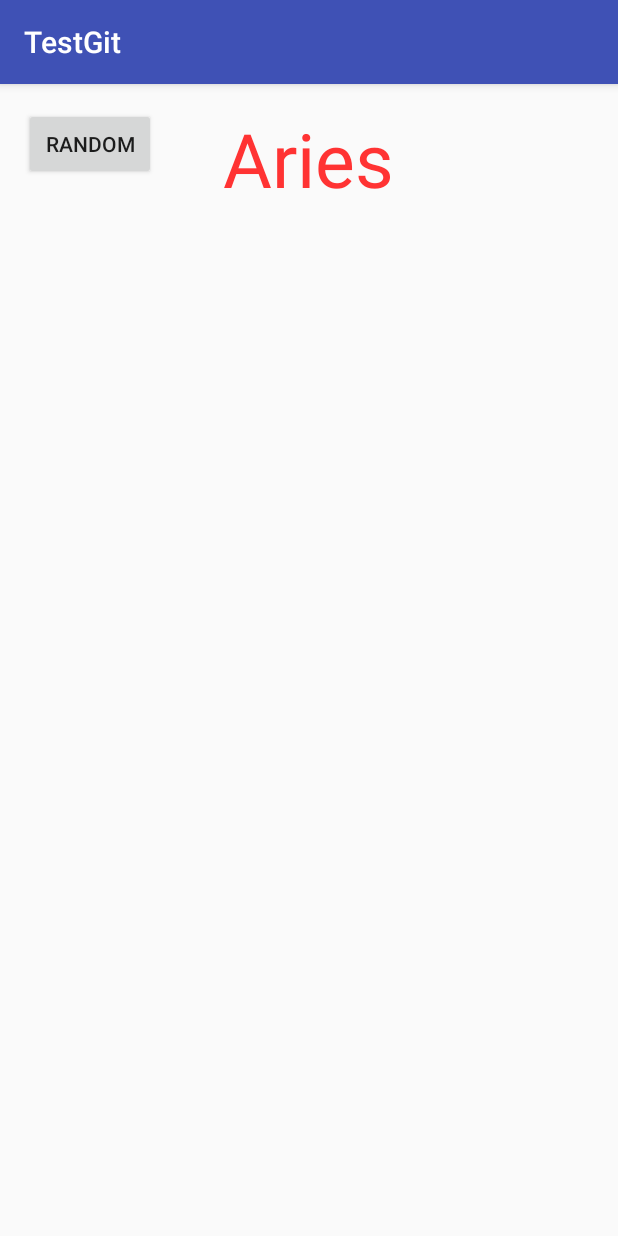
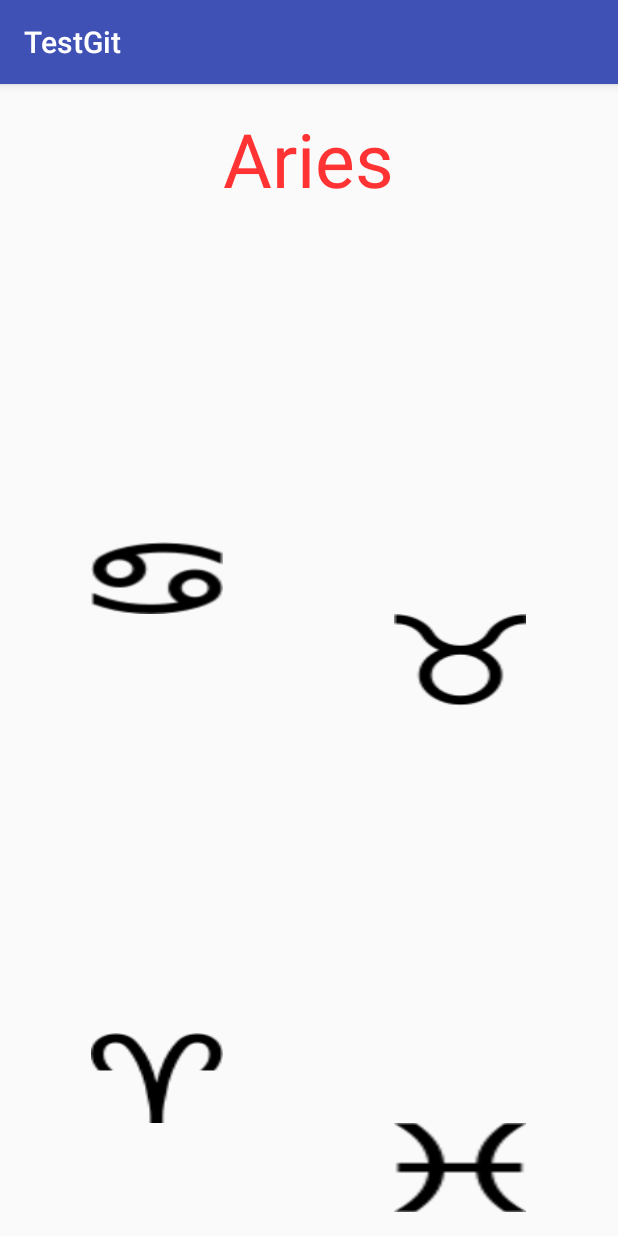
Before and after one commit to Darakdk/TestGit, an Android app: the GameActivity screen opened directly, with no data from a screen before it, on a phone screen of 412 x 824 dp. Run offline under Robolectric (Android 15) with nearby library versions, the phone set to English and light mode, and no system bars.

Commit message:
Merge branch 'Random2' of https://github.com/Darakdk/TestGit into Hi
# Conflicts:
#	app/src/main/java/com/example/clara/testgit/GameActivity.java
#	app/src/main/res/layout/activity_game.xml

```diff
--- a/app/src/main/res/layout/activity_game.xml
+++ b/app/src/main/res/layout/activity_game.xml
@@ -13,7 +13,10 @@
         android:layout_width="wrap_content"
         android:layout_height="wrap_content"
         android:id="@+id/btnrandom"
-        android:text="Random"/>
+        android:background="@drawable/aries"
+        android:layout_above="@+id/btnrandom3"
+        android:layout_alignRight="@+id/btnrandom2"
+        android:layout_alignEnd="@+id/btnrandom2" />
 
     <TextView
         android:id="@+id/simbol"
@@ -24,4 +27,33 @@
         android:textSize="50dp"
         android:textColor="#ff3333"/>
 
+    <Button
+        android:layout_width="wrap_content"
+        android:layout_height="wrap_content"
+        android:id="@+id/btnrandom1"
+        android:background="@drawable/tauros"
+        android:layout_centerVertical="true"
+        android:layout_alignLeft="@+id/btnrandom3"
+        android:layout_alignStart="@+id/btnrandom3" />
+
+
+    <Button
+        android:layout_width="wrap_content"
+        android:layout_height="wrap_content"
+        android:id="@+id/btnrandom2"
+        android:background="@drawable/cancer"
+        android:layout_above="@+id/btnrandom1"
+        android:layout_toLeftOf="@+id/simbol"
+        android:layout_toStartOf="@+id/simbol" />
+
+    <Button
+        android:layout_width="wrap_content"
+        android:layout_height="wrap_content"
+        android:id="@+id/btnrandom3"
+        android:background="@drawable/piscis"
+        android:layout_alignParentBottom="true"
+        android:layout_toRightOf="@+id/simbol"
+        android:layout_toEndOf="@+id/simbol" />
+
+
 </RelativeLayout>
```
